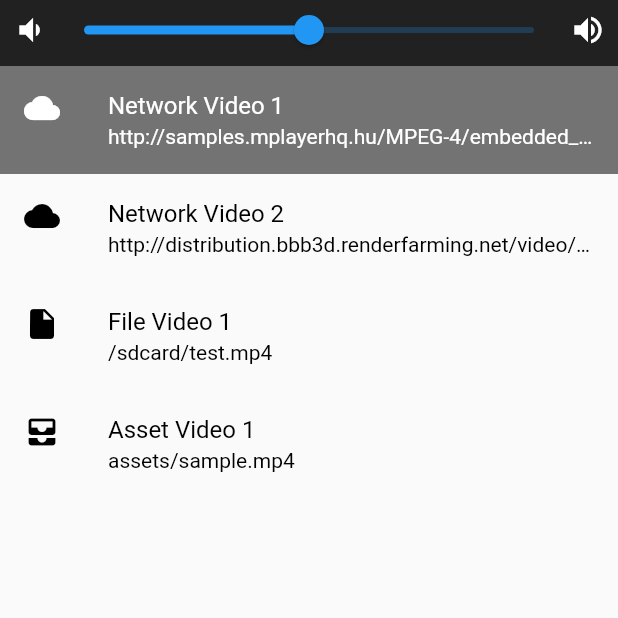
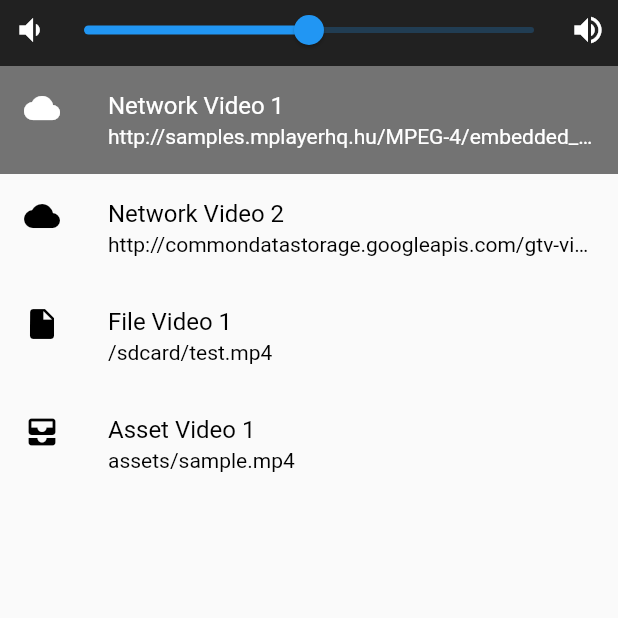
Before and after one commit to alr2413/flt_vlc_player, a Flutter app: the screen it shows after launch, on a phone screen of 412 x 824 dp, the part 618-1236 px from its top. Run offline on Flutter 3.47's test engine with Material 2 defaults, Android fonts, the phone set to English and light mode, and no system bars; our stand-ins replace plugin_platform_interface; missing offline and left inert: cryptoutils.

Commit message:
fix video url and upgrade vlckit

```diff
--- a/flutter_vlc_player/example/lib/main.dart
+++ b/flutter_vlc_player/example/lib/main.dart
@@ -40,7 +40,7 @@ class _AppState extends State<App> {
     listVideos.add(VideoData(
       name: 'Network Video 2',
       path:
-          'http://distribution.bbb3d.renderfarming.net/video/mp4/bbb_sunflower_1080p_30fps_normal.mp4',
+          'http://commondatastorage.googleapis.com/gtv-videos-bucket/sample/ForBiggerJoyrides.mp4',
       type: VideoType.network,
     ));
     //
```
Also changed, not shown: 4 other files.
